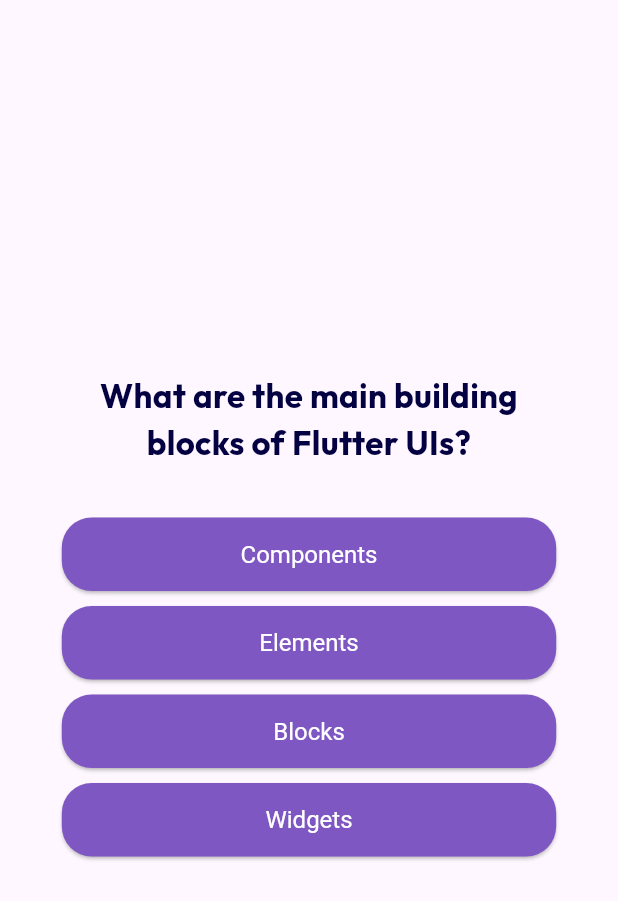
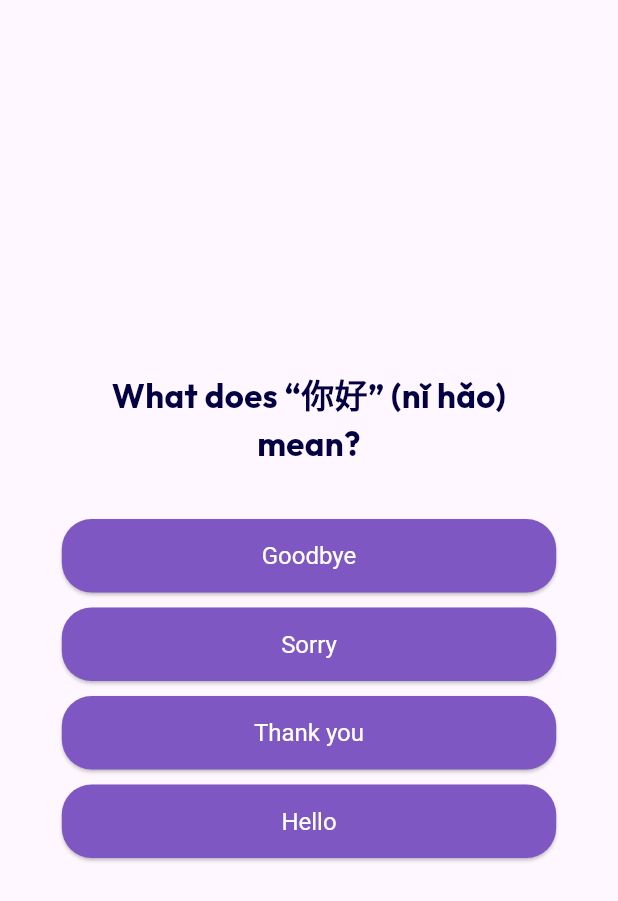
Before and after one commit to sycamore12/quiz_app, a Flutter app: the QuizScreen screen opened directly with empty values, on a phone screen of 412 x 824 dp. Shown: the top 901 px of the screen. Run offline on Flutter 3.47's test engine with Material 3 defaults, Android fonts, the phone set to English and light mode, and no system bars; Roboto replaces fonts that are missing (Montserrat).

Commit message:
chore: update soal kuis

```diff
--- a/lib/data/dummy_questions.dart
+++ b/lib/data/dummy_questions.dart
@@ -6,48 +6,138 @@ import 'package:quiz_app/models/quiz_question.dart';
 // and is highly optimized.
 const questions = [
   QuizQuestion(
-    'What are the main building blocks of Flutter UIs?',
+    'What does “你好” (nǐ hǎo) mean?',
     [
-      'Widgets', // Correct answer
-      'Components',
-      'Blocks',
-      'Elements',
+      'Hello', // Correct answer
+      'Goodbye',
+      'Thank you',
+      'Sorry',
     ],
   ),
   QuizQuestion(
-    'Which programming language is used by Flutter?',
+    'How many tones are there in Mandarin Chinese?',
     [
-      'Dart', // Correct answer
-      'Java',
-      'Swift',
-      'Kotlin',
+      '4', // Correct answer
+      '2',
+      '3',
+      '5',
     ],
   ),
   QuizQuestion(
-    'What widget would you use for a scrollable list?',
+    'What is the Pinyin for the Chinese character “我”?',
     [
-      'ListView', // Correct answer
-      'Row',
-      'Column',
-      'Stack',
+      'wǒ', // Correct answer
+      'nǐ',
+      'tā',
+      'hǎo',
     ],
   ),
   QuizQuestion(
-    'What does "State" mean in Flutter?',
+    'What does “谢谢” (xièxie) mean?',
     [
-      'Data that can change over time', // Correct answer
-      'A screen or a page',
-      'A type of widget',
-      'A programming error',
+      'Thank you', // Correct answer
+      'Please',
+      'Sorry',
+      'Goodbye',
     ],
   ),
   QuizQuestion(
-    'How do you update the UI of a StatefulWidget?',
+    'How do you say “goodbye” in Mandarin?',
     [
-      'Call setState()', // Correct answer
-      'Call updateUI()',
-      'Rebuild the widget manually',
-      'Change the variable directly',
+      '再见 (zàijiàn)', // Correct answer
+      '对不起 (duìbuqǐ)',
+      '没关系 (méiguānxi)',
+      '请 (qǐng)',
+    ],
+  ),
+  QuizQuestion(
+    'What is the Mandarin word for “yes”?',
+    [
+      '是 (shì)', // Correct answer
+      '不 (bù)',
+      '没 (méi)',
+      '在 (zài)',
+    ],
+  ),
+  QuizQuestion(
+    'Which of these words means “no” in Mandarin?',
+    [
+      '不 (bù)', // Correct answer
+      '是 (shì)',
+      '对 (duì)',
+      '了 (le)',
+    ],
+  ),
+  QuizQuestion(
+    'What number is “五” (wǔ)?',
+    [
+      '5', // Correct answer
+      '2',
+      '3',
+      '4',
+    ],
+  ),
+  QuizQuestion(
+    'What does “老师” (lǎoshī) mean?',
+    [
+      'Teacher', // Correct answer
+      'Student',
+      'Friend',
+      'Doctor',
+    ],
+  ),
+  QuizQuestion(
+    'Which of the following means “I love you”?',
+    [
+      '我爱你 (wǒ ài nǐ)', // Correct answer
+      '我喜欢你 (wǒ xǐhuan nǐ)',
+      '我想你 (wǒ xiǎng nǐ)',
+      '你爱我 (nǐ ài wǒ)',
+    ],
+  ),
+  QuizQuestion(
+    'What is the meaning of “请” (qǐng)?',
+    [
+      'Please', // Correct answer
+      'Goodbye',
+      'Thank you',
+      'Hello',
+    ],
+  ),
+  QuizQuestion(
+    'How do you say “no problem” or “it’s okay” in Mandarin?',
+    [
+      '没关系 (méiguānxi)', // Correct answer
+      '对不起 (duìbuqǐ)',
+      '谢谢 (xièxie)',
+      '再见 (zàijiàn)',
+    ],
+  ),
+  QuizQuestion(
+    'The character “他” (tā) refers to:',
+    [
+      'He', // Correct answer
+      'She',
+      'They',
+      'It',
+    ],
+  ),
+  QuizQuestion(
+    'What does “中国” (Zhōngguó) mean?',
+    [
+      'China', // Correct answer
+      'Japan',
+      'Korea',
+      'Thailand',
+    ],
+  ),
+  QuizQuestion(
+    'What is the Pinyin for “你好吗?”',
+    [
+      'nǐ hǎo ma', // Correct answer
+      'nǐ shì ma',
+      'nǐ ài ma',
+      'nǐ jiào ma',
     ],
   ),
 ];
```
